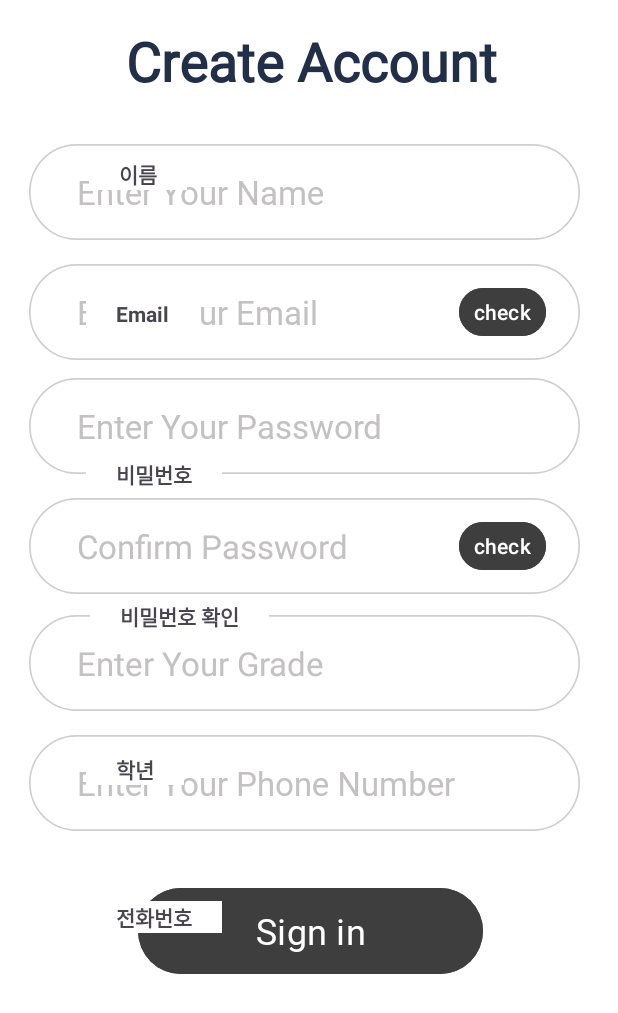
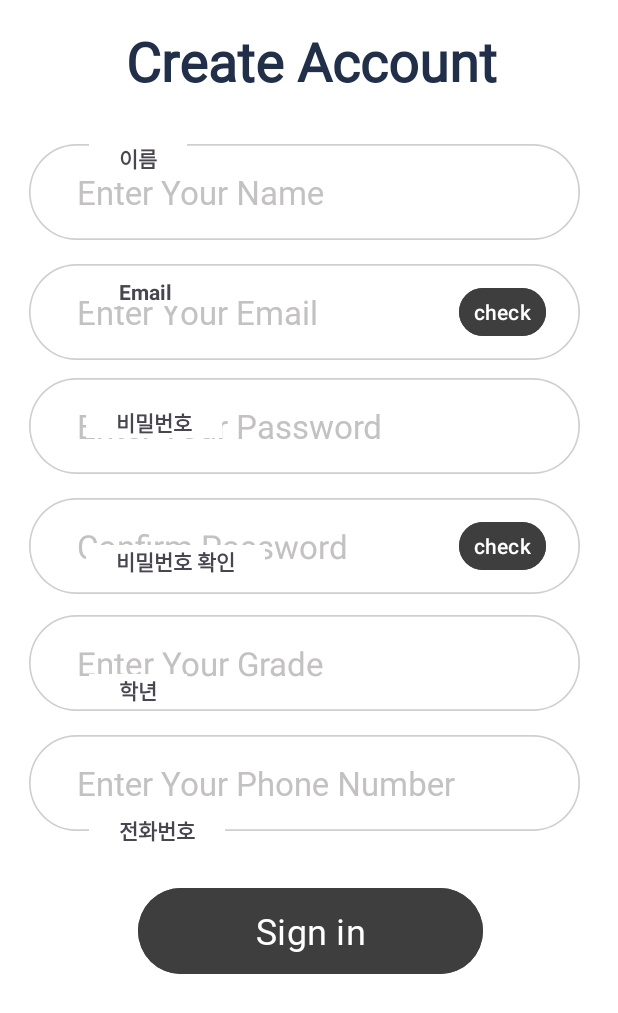
Before and after one commit to LeeSanghyun1212/CapStone, an Android app built with Jetpack Compose: the layout activity_register.xml on its own in the app's theme, with its tools: preview values and no code run, on a phone screen of 412 x 824 dp. Shown: the top 1013 px of the screen. Run offline under Robolectric (Android 15) with nearby library versions, the phone set to English and light mode, and no system bars.

Commit message:
commit message add 디자인 변경 완료 ㅈㅅ 이게 최종임

```diff
--- a/app/src/main/res/layout/activity_register.xml
+++ b/app/src/main/res/layout/activity_register.xml
@@ -198,30 +198,30 @@
         app:layout_constraintLeft_toLeftOf="parent"
         app:layout_constraintRight_toRightOf="parent"
         app:layout_constraintTop_toTopOf="parent"
-        app:layout_constraintVertical_bias="0.107" />
+        app:layout_constraintVertical_bias="0.093" />
 
     <TextView
         android:id="@+id/tagemail"
         android:layout_width="wrap_content"
         android:layout_height="wrap_content"
-        android:layout_marginTop="26dp"
+        android:layout_marginTop="22dp"
         android:background="@color/white"
         android:paddingLeft="20dp"
         android:paddingRight="20dp"
         android:text="Email"
         android:textStyle="bold"
         app:layout_constraintBottom_toBottomOf="parent"
-        app:layout_constraintHorizontal_bias="0.17"
+        app:layout_constraintHorizontal_bias="0.176"
         app:layout_constraintLeft_toLeftOf="parent"
         app:layout_constraintRight_toRightOf="parent"
         app:layout_constraintTop_toTopOf="parent"
-        app:layout_constraintVertical_bias="0.223" />
+        app:layout_constraintVertical_bias="0.208" />
 
     <TextView
         android:id="@+id/tagpw"
         android:layout_width="wrap_content"
         android:layout_height="wrap_content"
-        android:layout_marginTop="22dp"
+        android:layout_marginTop="25dp"
         android:background="@color/white"
         android:paddingLeft="20dp"
         android:paddingRight="20dp"
@@ -232,7 +232,7 @@
         app:layout_constraintLeft_toLeftOf="parent"
         app:layout_constraintRight_toRightOf="parent"
         app:layout_constraintTop_toTopOf="parent"
-        app:layout_constraintVertical_bias="0.363" />
+        app:layout_constraintVertical_bias="0.316" />
 
     <TextView
         android:id="@+id/tagrpw"
@@ -245,28 +245,28 @@
         android:text="비밀번호 확인"
         android:textStyle="bold"
         app:layout_constraintBottom_toBottomOf="parent"
-        app:layout_constraintHorizontal_bias="0.204"
+        app:layout_constraintHorizontal_bias="0.197"
         app:layout_constraintLeft_toLeftOf="parent"
         app:layout_constraintRight_toRightOf="parent"
         app:layout_constraintTop_toTopOf="parent"
-        app:layout_constraintVertical_bias="0.484" />
+        app:layout_constraintVertical_bias="0.437" />
 
     <TextView
         android:id="@+id/taggrade"
         android:layout_width="wrap_content"
         android:layout_height="wrap_content"
-        android:layout_marginTop="30dp"
+        android:layout_marginTop="38dp"
         android:background="@color/white"
         android:paddingLeft="20dp"
         android:paddingRight="20dp"
         android:text="학년"
         android:textStyle="bold"
         app:layout_constraintBottom_toBottomOf="parent"
-        app:layout_constraintHorizontal_bias="0.165"
+        app:layout_constraintHorizontal_bias="0.171"
         app:layout_constraintLeft_toLeftOf="parent"
         app:layout_constraintRight_toRightOf="parent"
         app:layout_constraintTop_toTopOf="parent"
-        app:layout_constraintVertical_bias="0.611" />
+        app:layout_constraintVertical_bias="0.538" />
 
     <TextView
         android:id="@+id/tagphone"
@@ -279,10 +279,10 @@
         android:text="전화번호"
         android:textStyle="bold"
         app:layout_constraintBottom_toBottomOf="parent"
-        app:layout_constraintHorizontal_bias="0.178"
+        app:layout_constraintHorizontal_bias="0.184"
         app:layout_constraintLeft_toLeftOf="parent"
         app:layout_constraintRight_toRightOf="parent"
         app:layout_constraintTop_toTopOf="parent"
-        app:layout_constraintVertical_bias="0.735" />
+        app:layout_constraintVertical_bias="0.659" />
 
 </androidx.constraintlayout.widget.ConstraintLayout>
```
